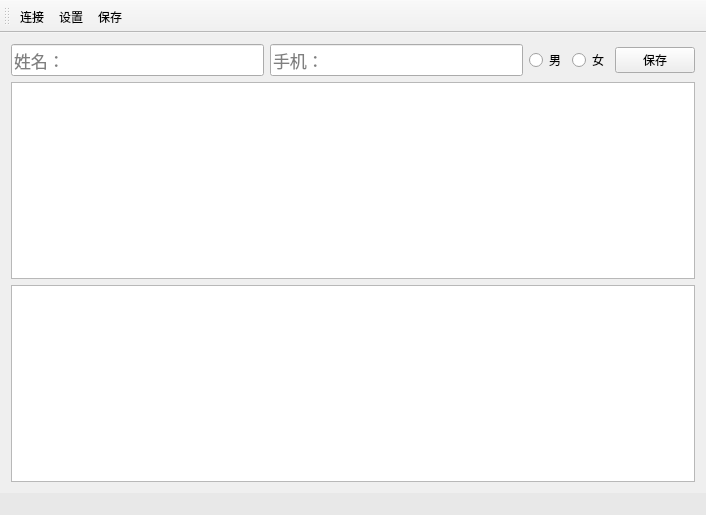
First picture: the form in mainwindow.ui, repository crouse/citta, before the edit.
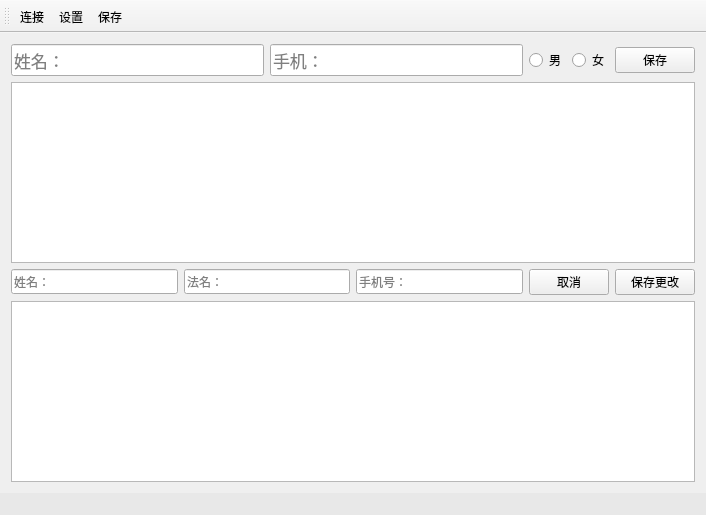
Second picture: the form after the edit. Icons and pictures are not drawn.

What changed in the file:
```diff
--- a/mainwindow.ui
+++ b/mainwindow.ui
@@ -118,6 +118,70 @@
         </property>
        </widget>
       </item>
+      <item>
+       <layout class="QHBoxLayout" name="horizontalLayoutChange">
+        <item>
+         <widget class="QLineEdit" name="lineEditCname">
+          <property name="font">
+           <font>
+            <family>YouYuan</family>
+           </font>
+          </property>
+          <property name="placeholderText">
+           <string>姓名：</string>
+          </property>
+         </widget>
+        </item>
+        <item>
+         <widget class="QLineEdit" name="lineEditCfname">
+          <property name="font">
+           <font>
+            <family>Yuanti SC</family>
+           </font>
+          </property>
+          <property name="placeholderText">
+           <string>法名：</string>
+          </property>
+         </widget>
+        </item>
+        <item>
+         <widget class="QLineEdit" name="lineEditCPhone">
+          <property name="font">
+           <font>
+            <family>Yuanti SC</family>
+           </font>
+          </property>
+          <property name="placeholderText">
+           <string>手机号：</string>
+          </property>
+         </widget>
+        </item>
+        <item>
+         <widget class="QPushButton" name="pushButtonCancel">
+          <property name="font">
+           <font>
+            <family>Yuanti SC</family>
+           </font>
+          </property>
+          <property name="text">
+           <string>取消</string>
+          </property>
+         </widget>
+        </item>
+        <item>
+         <widget class="QPushButton" name="pushButtonSaveChange">
+          <property name="font">
+           <font>
+            <family>Yuanti SC</family>
+           </font>
+          </property>
+          <property name="text">
+           <string>保存更改</string>
+          </property>
+         </widget>
+        </item>
+       </layout>
+      </item>
       <item>
        <widget class="QTableView" name="tableViewSearch">
         <property name="font">
```
Left out of the diff: 5 changed lines with no effect on the pictures.
